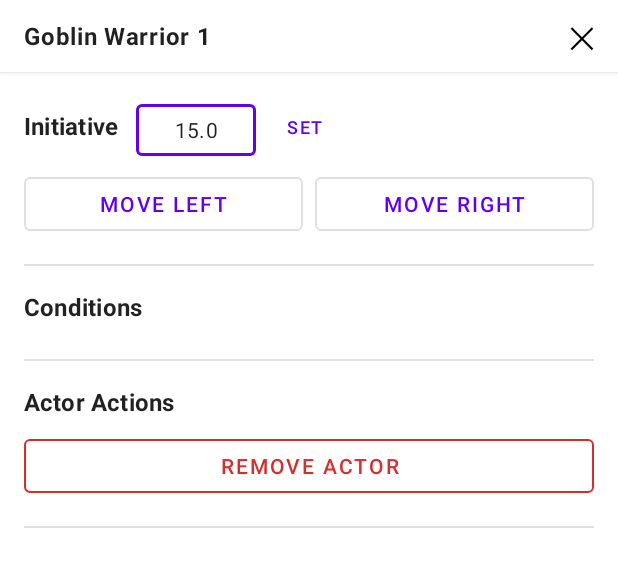
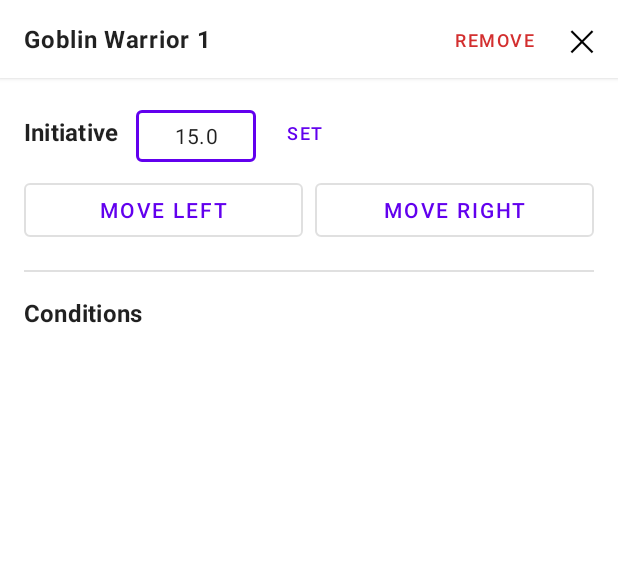
Before and after one commit to uintent/combatTracker2, an Android app: the layout bottom_sheet_actor_context.xml on its own in the app's theme, with its tools: preview values and no code run, on a phone screen of 412 x 824 dp. Shown: the top 567 px of the screen. Run offline under Robolectric (Android 15) with nearby library versions, the phone set to English and light mode, and no system bars.

Commit message:
update von jan

```diff
--- a/app/src/main/res/layout/bottom_sheet_actor_context.xml
+++ b/app/src/main/res/layout/bottom_sheet_actor_context.xml
@@ -32,7 +32,24 @@
             android:textAppearance="?attr/textAppearanceBody1"
             android:textStyle="bold"
             android:textSize="16sp"
+            android:ellipsize="end"
+            android:maxLines="1"
+            android:layout_marginEnd="8dp"
             tools:text="Goblin Warrior 1" />
+
+        <!-- Remove button - moved here -->
+        <Button
+            android:id="@+id/buttonRemoveActor"
+            style="@style/Widget.MaterialComponents.Button.TextButton"
+            android:layout_width="wrap_content"
+            android:layout_height="36dp"
+            android:text="REMOVE"
+            android:textColor="?attr/colorError"
+            android:minWidth="0dp"
+            android:paddingStart="12dp"
+            android:paddingEnd="12dp"
+            android:textSize="12sp"
+            android:layout_marginEnd="4dp" />
 
         <!-- Close button - just an X -->
         <TextView
@@ -175,41 +192,6 @@
                 android:layout_height="wrap_content"
                 android:orientation="vertical" />
 
-            <!-- Divider -->
-            <View
-                android:layout_width="match_parent"
-                android:layout_height="1dp"
-                android:layout_marginTop="16dp"
-                android:layout_marginBottom="16dp"
-                android:background="?android:attr/listDivider" />
-
-            <!-- Actor Actions -->
-            <TextView
-                android:layout_width="wrap_content"
-                android:layout_height="wrap_content"
-                android:layout_marginBottom="8dp"
-                android:text="@string/actor_actions"
-                android:textAppearance="?attr/textAppearanceSubtitle1"
-                android:textStyle="bold" />
-
-            <Button
-                android:id="@+id/buttonRemoveActor"
-                style="?attr/materialButtonOutlinedStyle"
-                android:layout_width="match_parent"
-                android:layout_height="wrap_content"
-                android:text="@string/remove_actor"
-                android:textColor="?attr/colorError"
-                app:strokeColor="?attr/colorError" />
-
-            <!-- Divider -->
-            <View
-                android:layout_width="match_parent"
-                android:layout_height="1dp"
-                android:layout_marginTop="16dp"
-                android:layout_marginBottom="16dp"
-                android:background="?android:attr/listDivider" />
-
-
         </LinearLayout>
 
     </androidx.core.widget.NestedScrollView>
```
